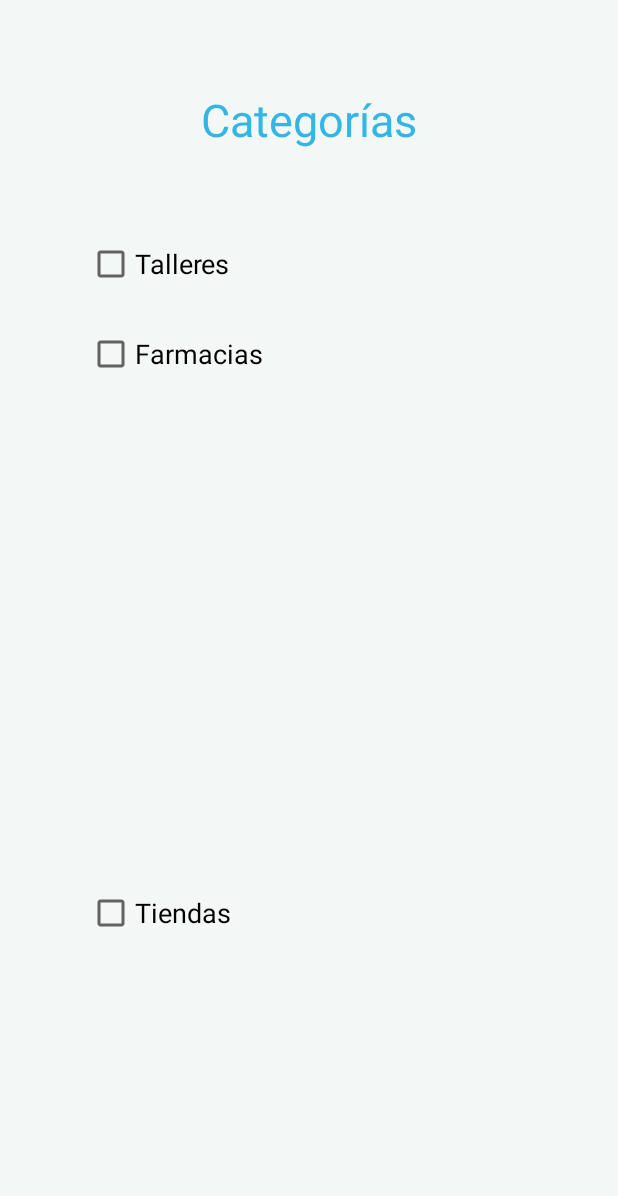
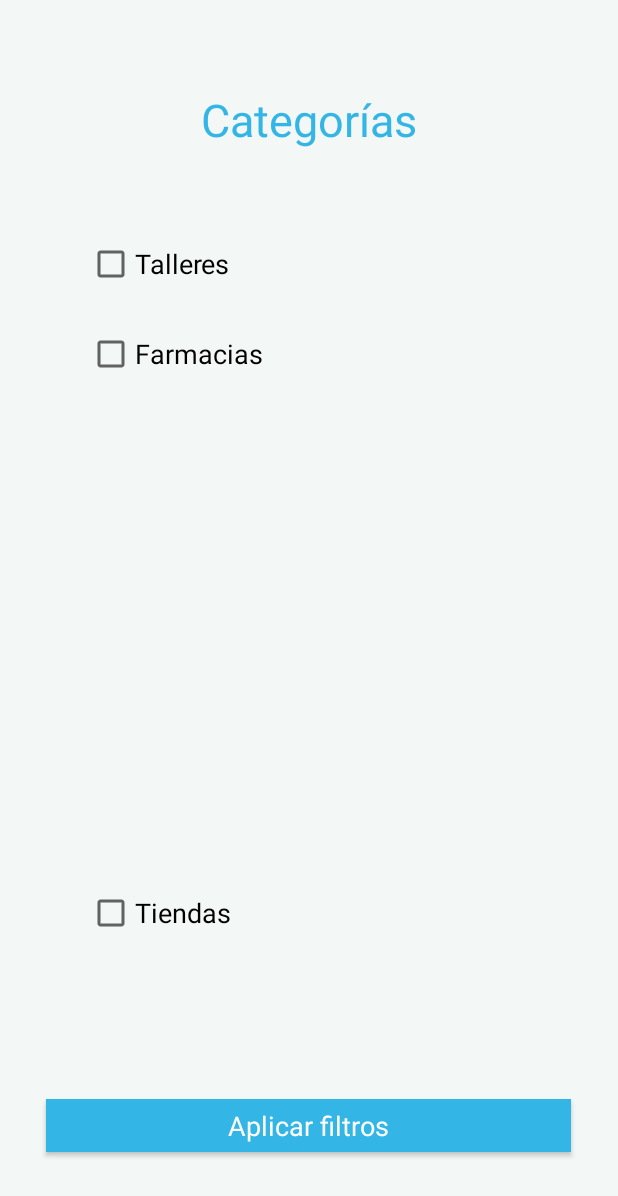
Before and after one commit to Lauract13/PAD, an Android app: the layout activity_filtros.xml on its own in the app's theme, with its tools: preview values and no code run, on a phone screen of 412 x 824 dp. Shown: the top 1196 px of the screen. Run offline under Robolectric (Android 15) with nearby library versions, the phone set to English and light mode, and no system bars; Roboto replaces fonts that are not available here.

Commit message:
puto mapa tete

```diff
--- a/SFinder/app/src/main/java/sfinder/app/MapsActivity.java
+++ b/SFinder/app/src/main/java/sfinder/app/MapsActivity.java
@@ -178,6 +178,8 @@ public class MapsActivity extends FragmentActivity implements OnMapReadyCallback
     }
 
 
+
+
     public void addMarkers(GoogleMap googleMap){
         mMap = googleMap;
 
--- a/SFinder/app/src/main/res/layout/activity_filtros.xml
+++ b/SFinder/app/src/main/res/layout/activity_filtros.xml
@@ -7,10 +7,27 @@
     xmlns:tools="http://schemas.android.com/tools"
     android:background="#F3F7F6"
     android:visibility="visible"
-    tools:context="sfinder.app.PerfilActivity">
+    tools:context="sfinder.app.MapsActivity">
+
+    <Button
+        android:id="@+id/bAplicarFiltros"
+        android:layout_width="350dp"
+
+        android:layout_height="35dp"
+        android:layout_alignParentBottom="true"
+        android:layout_centerHorizontal="true"
+        android:layout_marginBottom="56dp"
+        android:background="@android:color/holo_blue_light"
+        android:onClick="onClick"
+        android:text="Aplicar filtros"
+        android:textAppearance="@style/TextAppearance.AppCompat.Medium.Inverse"
+        android:textColor="@android:color/white"
+        android:textColorHighlight="@android:color/holo_blue_light"
+        android:textColorHint="@android:color/holo_blue_light"
+        android:textColorLink="@android:color/holo_orange_light" />
 
     <TextView
-        android:id="@+id/perfilLabel"
+        android:id="@+id/filtroLabel"
         android:layout_width="wrap_content"
         android:layout_height="wrap_content"
         android:layout_marginTop="59dp"
@@ -22,7 +39,7 @@
         app:fontFamily="@font/amiko_bold" />
 
     <CheckBox
-        android:id="@+id/checkBox"
+        android:id="@+id/cbTiendas"
         android:layout_width="296dp"
         android:layout_height="wrap_content"
         android:layout_alignParentBottom="true"
@@ -32,7 +49,7 @@
         android:textSize="18sp" />
 
     <CheckBox
-        android:id="@+id/checkBox3"
+        android:id="@+id/cbFarmacias"
         android:layout_width="296dp"
         android:layout_height="wrap_content"
         android:layout_alignParentTop="true"
@@ -42,7 +59,7 @@
         android:textSize="18sp" />
 
     <CheckBox
-        android:id="@+id/checkBox2"
+        android:id="@+id/cbTalleres"
         android:layout_width="296dp"
         android:layout_height="wrap_content"
         android:layout_alignParentTop="true"
--- a/SFinder/app/src/main/res/layout/activity_maps.xml
+++ b/SFinder/app/src/main/res/layout/activity_maps.xml
@@ -59,7 +59,7 @@
             android:layout_height="wrap_content"
             android:layout_gravity="left"
             android:layout_weight="1"
-            android:onClick="visitPerfil"
+            android:onClick="filtros"
             android:text="Filtros"
             android:textColor="@android:color/darker_gray"
             android:textColorLink="@android:color/holo_blue_light"
```
Also changed, not shown: SFinder/app/src/main/java/sfinder/app/FiltroActivity.java (+127 -0 lines).
